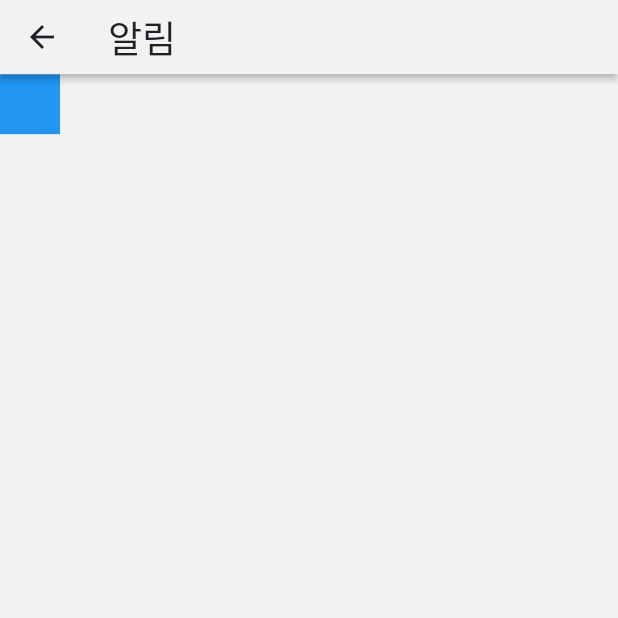
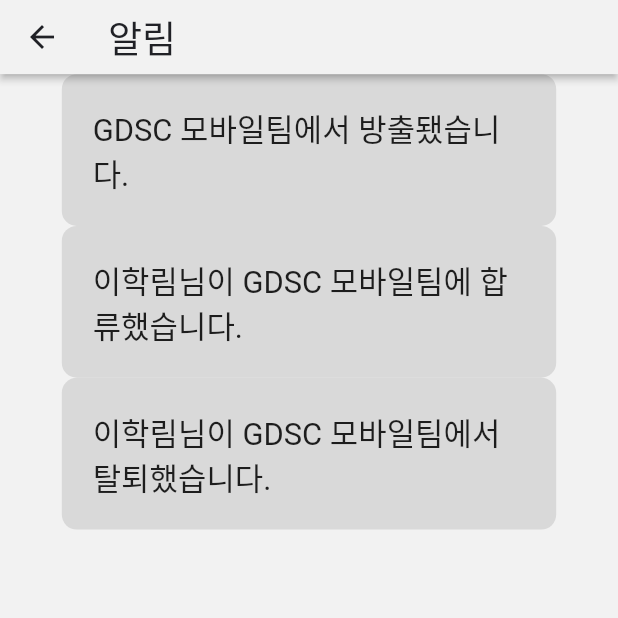
Before and after one commit to hfjxjjd123/Attendance_Moblie, a Flutter app: the NotificationScreen screen opened by its route, on a phone screen of 412 x 824 dp, the top half of it. Run offline on Flutter 3.47's test engine with Material 2 defaults, Android fonts, the phone set to English and light mode, and no system bars; our stand-ins replace beamer, logger; Roboto replaces fonts that are missing (DefaultFont).

Commit message:
NotificationScreen 컴포넌트화 하는중

```diff
--- a/lib/const/colors.dart
+++ b/lib/const/colors.dart
@@ -7,3 +7,4 @@
 const Color brightColor = Color(0xffb3f2c3);
 const Color whitesColor = Color(0xfff2f2f2);
 const Color graysColor = Color(0xff555555);
+const Color messageBoxColor = Color(0xffd9d9d9);
--- /dev/null
+++ b/lib/view/components/message/dropout_message.dart
@@ -0,0 +1,21 @@
+import 'package:flutter/material.dart';
+
+import '../../../const/size.dart';
+
+class DropoutMessage extends StatelessWidget {
+  DropoutMessage({Key? key, required this.groupName}) : super(key: key);
+  String groupName;
+
+  @override
+  Widget build(BuildContext context) {
+    return Padding(
+      padding: EdgeInsets.all(SIZE.width*0.05),
+      child: Text(
+        "$groupName에서 방출됐습니다.",
+        style: TextStyle(
+          fontSize: SIZE.width*0.05
+        ),
+      ),
+    );
+  }
+}
--- /dev/null
+++ b/lib/view/components/message/join_message.dart
@@ -0,0 +1,21 @@
+import 'package:flutter/material.dart';
+
+import '../../../const/size.dart';
+
+class JoinMessage extends StatelessWidget {
+  JoinMessage({Key? key, required this.groupName, required this.userName})
+      : super(key: key);
+  String groupName;
+  String userName;
+
+  @override
+  Widget build(BuildContext context) {
+    return Padding(
+      padding: EdgeInsets.all(SIZE.width * 0.05),
+      child: Text(
+        "$userName님이 $groupName에 합류했습니다.",
+        style: TextStyle(fontSize: SIZE.width * 0.05),
+      ),
+    );
+  }
+}
--- /dev/null
+++ b/lib/view/components/message/leave_message.dart
@@ -0,0 +1,21 @@
+import 'package:flutter/material.dart';
+
+import '../../../const/size.dart';
+
+class LeaveMessage extends StatelessWidget {
+  LeaveMessage({Key? key, required this.groupName, required this.userName})
+      : super(key: key);
+  String groupName;
+  String userName;
+
+  @override
+  Widget build(BuildContext context) {
+    return Padding(
+      padding: EdgeInsets.all(SIZE.width * 0.05),
+      child: Text(
+        "$userName님이 $groupName에서 탈퇴했습니다.",
+        style: TextStyle(fontSize: SIZE.width * 0.05),
+      ),
+    );
+  }
+}
--- /dev/null
+++ b/lib/view/components/notification_box.dart
@@ -0,0 +1,21 @@
+import 'package:flutter/material.dart';
+import 'package:gdsc_uos_atttendance/const/colors.dart';
+
+import '../../const/size.dart';
+
+class NotificationBox extends StatelessWidget {
+  NotificationBox({Key? key, required this.contents}) : super(key: key);
+  Widget contents;
+
+  @override
+  Widget build(BuildContext context) {
+    return Container(
+      width: SIZE.width*0.8,
+      decoration: BoxDecoration(
+        color: messageBoxColor,
+        borderRadius: BorderRadius.circular(10),
+      ),
+      child: contents,
+    );
+  }
+}
--- a/lib/view/screens/notification_screen.dart
+++ b/lib/view/screens/notification_screen.dart
@@ -1,19 +1,42 @@
 import 'package:beamer/beamer.dart';
 import 'package:flutter/material.dart';
+import 'package:flutter/rendering.dart';
 import 'package:gdsc_uos_atttendance/const/size.dart';
+import 'package:gdsc_uos_atttendance/view/components/message/dropout_message.dart';
+import 'package:gdsc_uos_atttendance/view/components/message/join_message.dart';
+import 'package:gdsc_uos_atttendance/view/components/notification_box.dart';
 
 import '../../const/colors.dart';
+import '../components/message/leave_message.dart';
 
 class NotificationScreen extends StatelessWidget {
-  const NotificationScreen({Key? key}) : super(key: key);
+  NotificationScreen({Key? key}) : super(key: key);
+  final List<Widget> messages = [
+    DropoutMessage(groupName: "GDSC 모바일팀"),
+    JoinMessage(
+      groupName: "GDSC 모바일팀",
+      userName: "이학림",
+    ),
+    LeaveMessage(
+      groupName: "GDSC 모바일팀",
+      userName: "이학림",
+    ),
+  ];
 
   @override
   Widget build(BuildContext context) {
     return Scaffold(
       body: SafeArea(
-        child: Container(
-          width: 40, height: 40,
-          color: Colors.blue,
+        child: Padding(
+          padding: EdgeInsets.symmetric(horizontal: SIZE.width * 0.1),
+          child: ListView.builder(
+            itemCount: messages.length,
+            itemBuilder: (BuildContext context, int index) {
+              return NotificationBox(
+                contents: messages[index],
+              );
+            },
+          ),
         ),
       ),
       appBar: AppBar(
@@ -30,13 +53,19 @@
         ),
         title: Row(
           children: [
-            Text("알림", style: TextStyle(color: baseColor, fontSize: SIZE.width*0.06, fontFamily: "DefaultFont"),),
+            Text(
+              "알림",
+              style: TextStyle(
+                  color: baseColor,
+                  fontSize: SIZE.width * 0.06,
+                  fontFamily: "DefaultFont"),
+            ),
             Expanded(child: Container()),
           ],
         ),
         backgroundColor: whitesColor,
         elevation: 2,
-        toolbarHeight: SIZE.height*0.06,
+        toolbarHeight: SIZE.height * 0.06,
       ),
       backgroundColor: whitesColor,
     );
```
